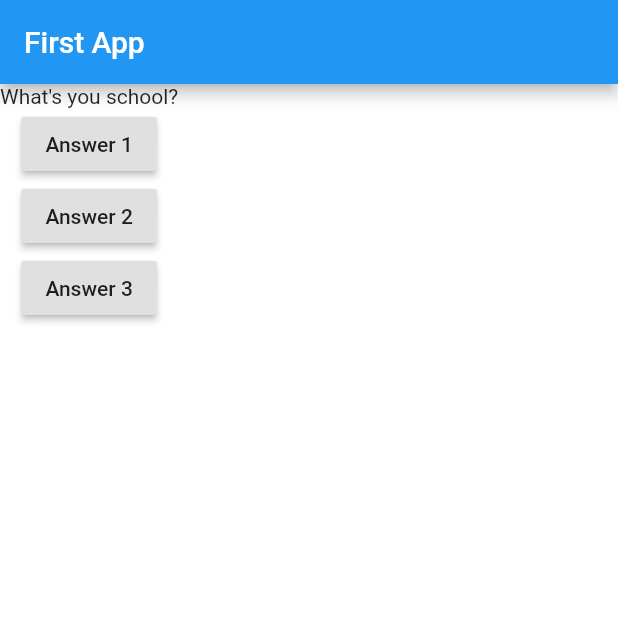
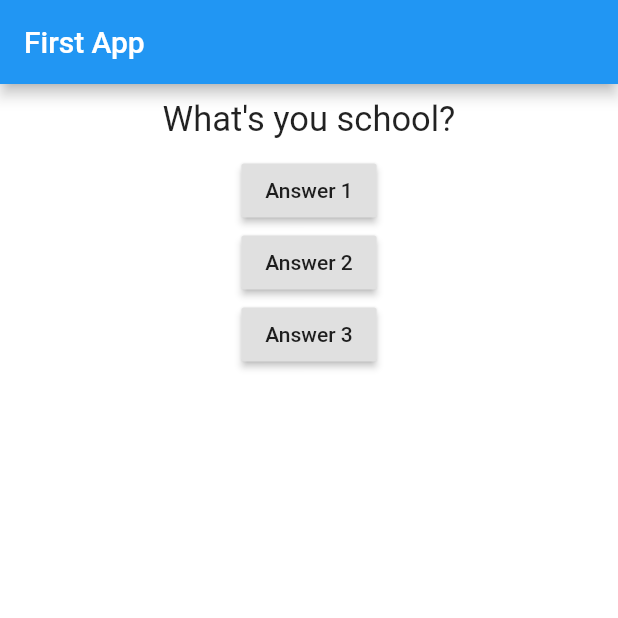
Before and after one commit to ShahriyarHussain/flutter_complete_guide, a Flutter app: the screen it shows after launch, after a tap on "Answer 1", on a phone screen of 412 x 824 dp, the top half of it. Run offline on Flutter 3.47's test engine with Material 2 defaults, Android fonts, the phone set to English and light mode, and no system bars.

Commit message:
Destructure Main and add styling

```diff
--- a/lib/main.dart
+++ b/lib/main.dart
@@ -1,26 +1,23 @@
 import 'dart:math';
-
 import 'package:flutter/material.dart';
 
-// void main() {
-//   runApp(MyApp());
-// }
+import './question.dart';
 
 void main() => runApp(MyApp());
 
 class MyApp extends StatefulWidget {
   @override
   State<StatefulWidget> createState() {
-    return MyAppState();
+    return _MyAppState();
   }
 }
 
-class MyAppState extends State<MyApp> {
-  var questionIndex = 0;
+class _MyAppState extends State<MyApp> {
+  var _questionIndex = 0;
 
-  void answerQuestion() {
+  void _answerQuestion() {
     setState(() {
-      questionIndex = Random().nextInt(5);
+      _questionIndex = Random().nextInt(5);
     });
     print("Answer Chosen");
   }
@@ -42,10 +39,10 @@ class MyAppState extends State<MyApp> {
         backgroundColor: (Colors.white),
         body: Column(
           children: [
-            Text(questions.elementAt(questionIndex)),
+            Question(questions.elementAt(_questionIndex)),
             RaisedButton(
               child: Text('Answer 1'),
-              onPressed: answerQuestion,
+              onPressed: _answerQuestion,
             ),
             RaisedButton(
               child: Text('Answer 2'),
--- /dev/null
+++ b/lib/question.dart
@@ -0,0 +1,19 @@
+import 'package:flutter/material.dart';
+
+class Question extends StatelessWidget {
+  late final String questionText;
+
+  Question(this.questionText);
+
+  @override
+  Widget build(BuildContext context) {
+    return Container(
+        width: double.infinity,
+        margin: const EdgeInsets.all(10),
+        child: Text(
+          questionText,
+          style: const TextStyle(fontSize: 23),
+          textAlign: TextAlign.center,
+        ));
+  }
+}
```
Also changed, not shown: 1 other file.
